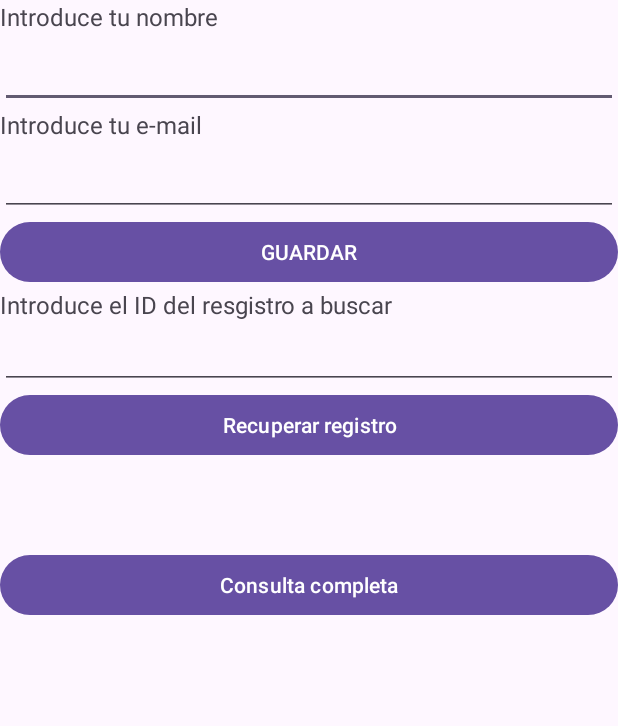
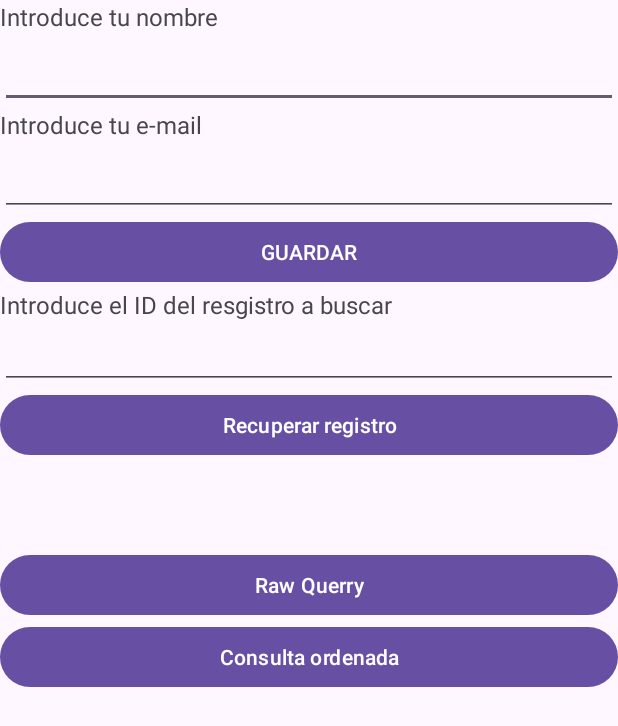
Before and after one commit to pepilloelgrillo19/Prueba_BBDD, an Android app: the screen it shows after launch (MainActivity), on a phone screen of 412 x 824 dp. Shown: the top 726 px of the screen. Run offline under Robolectric (Android 15) with nearby library versions, the phone set to English and light mode, and no system bars.

Commit message:
Version inicial de la Tarea

```diff
--- a/app/src/main/java/com/lpg/a240131basededatos/DatabaseHandler.kt
+++ b/app/src/main/java/com/lpg/a240131basededatos/DatabaseHandler.kt
@@ -62,4 +62,5 @@ class DatabaseHandler(context: Context) : SQLiteOpenHelper(context, DATABASE_NAM
         }
         return contactList
     }
+
 }
--- a/app/src/main/java/com/lpg/a240131basededatos/MainActivity.kt
+++ b/app/src/main/java/com/lpg/a240131basededatos/MainActivity.kt
@@ -21,6 +21,7 @@ class MainActivity : AppCompatActivity() {
     private lateinit var querEmail: TextView
     private lateinit var partQuerBut : Button
     private lateinit var querID : EditText
+    private lateinit var sortQuer : Button
 
 
     override fun onCreate(savedInstanceState: Bundle?) {
@@ -36,41 +37,34 @@ class MainActivity : AppCompatActivity() {
         querEmail = findViewById(R.id.recupEmail)
         partQuerBut = findViewById(R.id.recupButton)
         querID = findViewById(R.id.pedirId)
+        sortQuer = findViewById(R.id.sortQuerButt)
 
         db = DatabaseHandler(this)
 
         saveBut.setOnClickListener {
             val name = namUser.text.toString().trim()
             val email = emUser.text.toString().trim()
-
             if (name.isNotEmpty() && email.isNotEmpty()){
                 val id = db.addContact(name,email)
                 if (id == -1L){
                     //Error al guardar en la base de datos
                     Toast.makeText(applicationContext, "Ha ocurrido un error", Toast.LENGTH_LONG).show()
-
-
                 }else{
                     //Se ha guardado el registro
                     namUser.text.clear()
                     emUser.text.clear()
                     Toast.makeText(applicationContext, "Se ha guardado el contacto", Toast.LENGTH_LONG).show()
-
                 }
-
             } else { //cuando el usuario no ha metido un campo
                 //No se ha rellenado correctamente
                 Toast.makeText(applicationContext, "Te falta algún campo por rellenar", Toast.LENGTH_LONG).show()
-
             }
         }
         querBut.setOnClickListener {
             val contactList = db.recorrerBBDD()
-
             //Manda la consulta al LogCat
             for (contact in contactList){
                 Log.d("Contacto ", "ID: ${contact.id}, Nombre: ${contact.name}, Email: ${contact.email}")
-
             }
             querFull.text = ""
             querFull.text = contactList.joinToString()
@@ -79,41 +73,25 @@ class MainActivity : AppCompatActivity() {
             queName.text = ""
             querEmail.text = ""
             val querId2 = querID.text.toString().toIntOrNull()
-
             val contactList = db.recorrerBBDD()
             for (contact in contactList){
-
                     if(contact.id == querId2){
                         queName.text= contact.name
                         querEmail.text = contact.email
                     }
-
+            }
+        }
+        sortQuer.setOnClickListener {
+            querFull.text = ""
+            val contactList = db.recorrerBBDD()
+            for (contact in contactList){
+                val id = contact.id
+                val name = contact.name
+                val email = contact.email
+                querFull.append("$id $name $email \n")
+                }
             }
 
 
-
-
-
-            /* if (querId == null){
-                Toast.makeText(applicationContext, "Introduce una ID válida", Toast.LENGTH_LONG).show()
-            }else{
-                val contactList = db.recorrerBBDD()
-                for (contact in contactList){
-
-                    if(contact.id == querId){
-                        queName.text= contact.name
-                        querEmail.text = contact.email
-                    }
-
-                }
-
-
-            }*/
-
-
-
         }
-
     }
-
-}
--- a/app/src/main/res/layout/activity_main.xml
+++ b/app/src/main/res/layout/activity_main.xml
@@ -86,12 +86,30 @@
             android:id="@+id/fullQueryButton"
             android:layout_width="match_parent"
             android:layout_height="wrap_content"
-            android:text="Consulta completa" />
+            android:text="Raw Querry" />
 
-        <TextView
-            android:id="@+id/querCompleta"
+        <Button
+            android:id="@+id/sortQuerButt"
             android:layout_width="match_parent"
             android:layout_height="wrap_content"
-            android:textSize="16sp" />
+            android:text="Consulta ordenada" />
+
+        <ScrollView
+            android:layout_width="match_parent"
+            android:layout_height="match_parent">
+
+            <LinearLayout
+                android:layout_width="match_parent"
+                android:layout_height="wrap_content"
+                android:orientation="vertical" >
+
+                <TextView
+                    android:id="@+id/querCompleta"
+                    android:layout_width="match_parent"
+                    android:layout_height="wrap_content"
+                    android:textSize="22dp" />
+            </LinearLayout>
+        </ScrollView>
+
     </LinearLayout>
 </androidx.constraintlayout.widget.ConstraintLayout>
```
